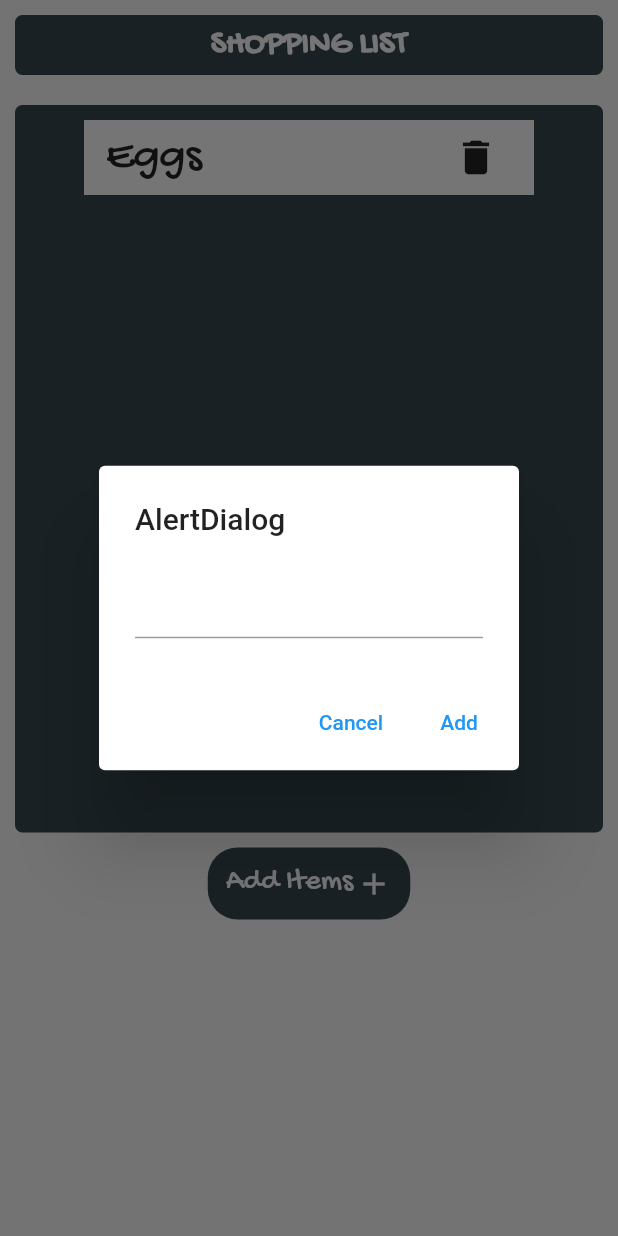
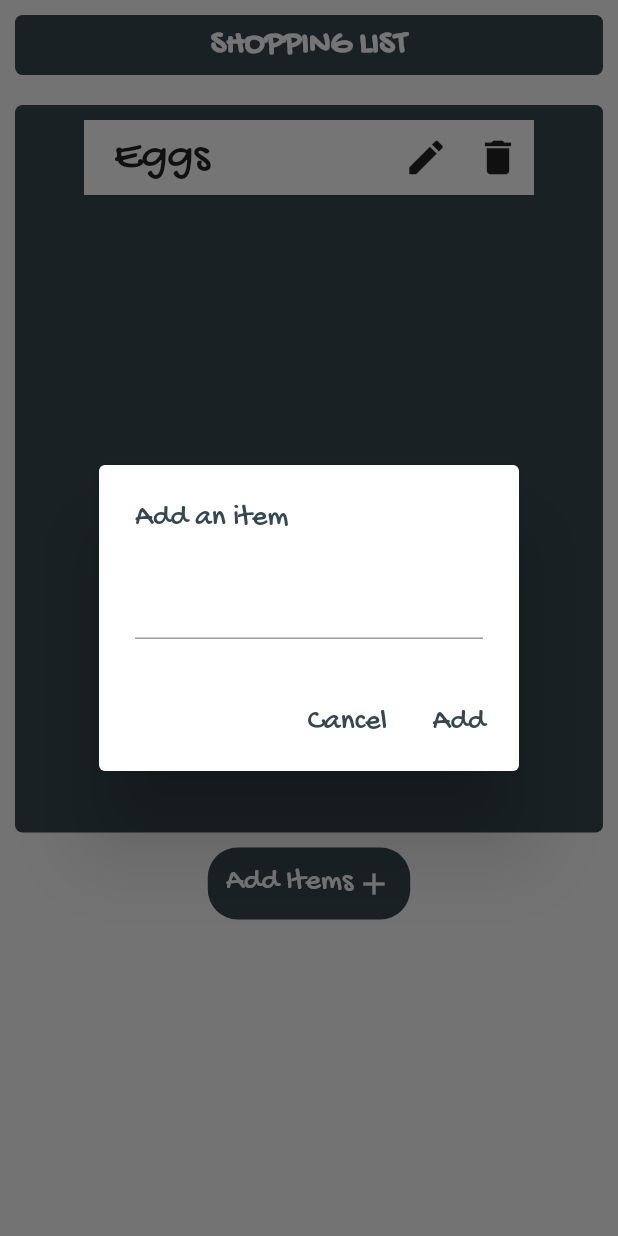
Before and after one commit to Soham-2411/digitrack, a Flutter app: the Shopping widget shown alone on an empty page, opened directly, after a tap on "Add Items", on a phone screen of 412 x 824 dp. Run offline on Flutter 3.47's test engine with Material 2 defaults, Android fonts, the phone set to English and light mode, and no system bars; our stand-ins replace curved_navigation_bar, font_awesome_flutter.

Commit message:
Shopping list Edit items

```diff
--- a/lib/pages/shopping.dart
+++ b/lib/pages/shopping.dart
@@ -13,6 +13,7 @@ class _ShoppingState extends State<Shopping> {
   @override
   Widget build(BuildContext context) {
     return Container(
+      child: SingleChildScrollView(
         child: Column(
           children: [
             Padding(
@@ -46,7 +47,7 @@ class _ShoppingState extends State<Shopping> {
                       itemBuilder: (BuildContext context, int index) {
                         return Column(
                           children: [
-                          Items(_shoppingList[index]),
+                            Items(_shoppingList[index], index),
                             SizedBox(
                               height: 10,
                             )
@@ -68,7 +69,7 @@ class _ShoppingState extends State<Shopping> {
                       primary: klightmode),
                   onPressed: () {
                     setState(() {
-                    showAlertDialog(context);
+                      showAddDialog(context);
                     });
                   },
                   child: Row(
@@ -93,19 +94,34 @@ class _ShoppingState extends State<Shopping> {
             ),
           ],
         ),
+      ),
     );
   }
 
-  showAlertDialog(BuildContext context) {
+  showAddDialog(BuildContext context) {
     String addedValue;
 
     Widget cancelButton = TextButton(
-      child: Text("Cancel"),
-      onPressed: () {},
+      child: Text(
+        "Cancel",
+        style: TextStyle(
+          color: klightmode,
+          fontSize: 20,
+          fontFamily: 'GochiHand',
+        ),
+      ),
+      onPressed: () {
+        Navigator.pop(context);
+      },
     );
 
     Widget addButton = TextButton(
-      child: Text("Add"),
+      child: Text("Add",
+          style: TextStyle(
+            color: klightmode,
+            fontSize: 20,
+            fontFamily: 'GochiHand',
+          )),
       onPressed: () {
         setState(() {
           if (addedValue != null) {
@@ -117,7 +133,12 @@ class _ShoppingState extends State<Shopping> {
     );
 
     AlertDialog alert = AlertDialog(
-      title: Text("AlertDialog"),
+      title: Text("Add an item",
+          style: TextStyle(
+            color: klightmode,
+            fontSize: 20,
+            fontFamily: 'GochiHand',
+          )),
       content: TextField(
         onChanged: (value) {
           setState(() {
@@ -140,20 +161,93 @@ class _ShoppingState extends State<Shopping> {
     );
   }
 
-  Container Items(String textt) {
+  showEditDialog(BuildContext context, String item, int index) {
+    String addedValue;
+    Widget cancelButton = TextButton(
+      child: Text(
+        "Cancel",
+        style: TextStyle(
+          color: klightmode,
+          fontSize: 20,
+          fontFamily: 'GochiHand',
+        ),
+      ),
+      onPressed: () {
+        Navigator.pop(context);
+      },
+    );
+
+    Widget addButton = TextButton(
+      child: Text("Change",
+          style: TextStyle(
+            color: klightmode,
+            fontSize: 20,
+            fontFamily: 'GochiHand',
+          )),
+      onPressed: () {
+        setState(() {
+          if (addedValue != null) {
+            _shoppingList[index] = addedValue;
+          }
+        });
+        Navigator.pop(context);
+      },
+    );
+
+    AlertDialog alert = AlertDialog(
+      title: Text("Add an item",
+          style: TextStyle(
+            color: klightmode,
+            fontSize: 20,
+            fontFamily: 'GochiHand',
+          )),
+      content: TextFormField(
+        initialValue: item,
+        onChanged: (value) {
+          setState(() {
+            addedValue = value;
+          });
+        },
+      ),
+      actions: [
+        cancelButton,
+        addButton,
+      ],
+    );
+
+    // show the dialog
+    showDialog(
+      context: context,
+      builder: (BuildContext context) {
+        return alert;
+      },
+    );
+  }
+
+  Container Items(String textt, int index) {
     String text = textt;
     return Container(
       color: Colors.white,
       width: 300,
       height: 50,
+      padding: EdgeInsets.only(left: 20),
       child: Row(
-        mainAxisAlignment: MainAxisAlignment.spaceAround,
+        mainAxisAlignment: MainAxisAlignment.spaceBetween,
         children: [
           Text(
             text,
             style: TextStyle(fontSize: 30, fontFamily: 'GochiHand'),
           ),
-          SizedBox(width: 100),
+          Row(
+            children: [
+              IconButton(
+                icon: Icon(Icons.edit, size: 30),
+                onPressed: () {
+                  setState(() {
+                    showEditDialog(context, textt, index);
+                  });
+                },
+              ),
               IconButton(
                 icon: Icon(Icons.delete, size: 30),
                 onPressed: () {
@@ -163,6 +257,8 @@ class _ShoppingState extends State<Shopping> {
                 },
               ),
             ],
+          )
+        ],
       ),
     );
   }
```
Lines whose indentation alone changed are shown as unchanged.
